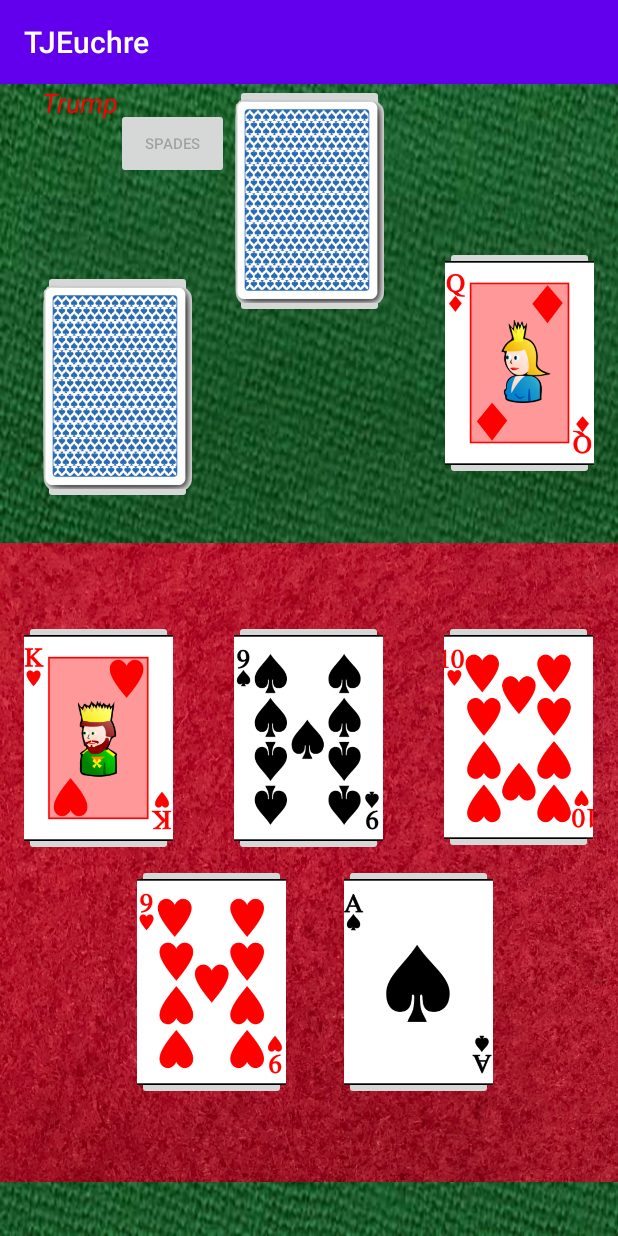
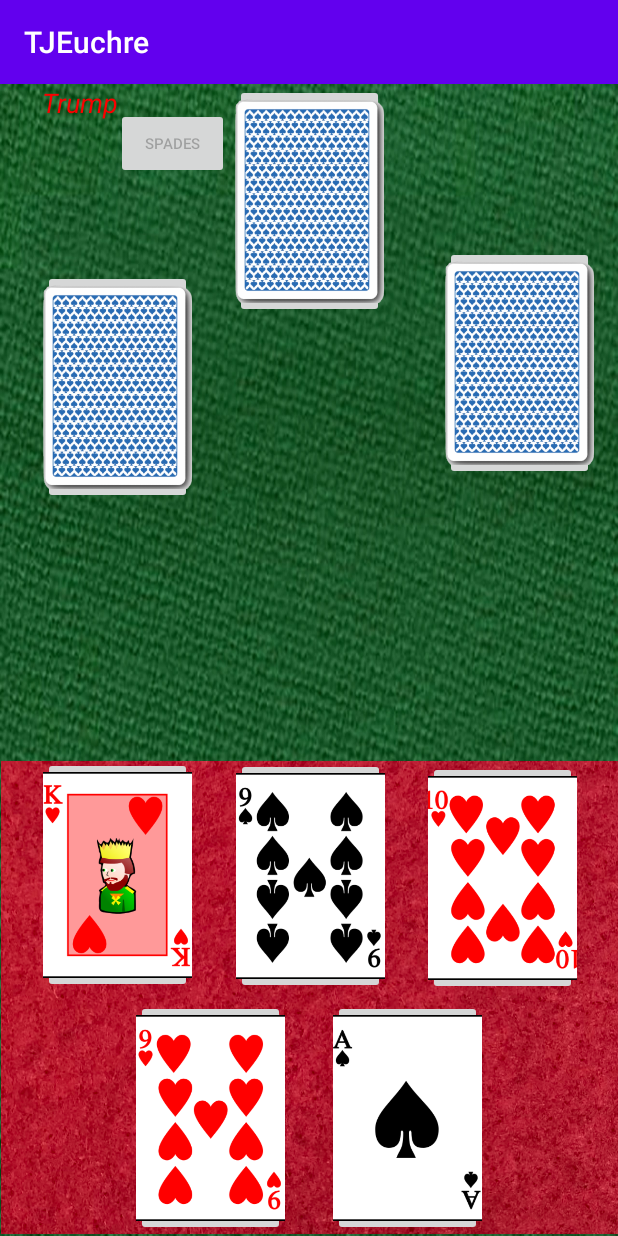
Before and after one commit to jfmurie/TJ_euchre, an Android app: the GameScreen screen opened directly, with no data from a screen before it, after a tap on "SPADES", on a phone screen of 412 x 824 dp. Run offline under Robolectric (Android 15) with nearby library versions, the phone set to English and light mode, and no system bars; Roboto replaces fonts that are not available here; 1 other tap on this screen came first.

Commit message:
game screen functionality: Fixed issues with Red felt. looks more attractive now. note that there should be a change to the actual jpg file for the red felt implemented the topcard into the UI. card now appears and disappears when it should and is an accurate representation of the top card. implemented time delay functionality into the UI, you can now see all cards played with a realistic feeling time delay Still looking to implement output TextView into the UI, I plan to accomplish this today

```diff
--- a/app/src/main/java/com/example/tjeuchre/GameScreen.java
+++ b/app/src/main/java/com/example/tjeuchre/GameScreen.java
@@ -1,8 +1,10 @@
 package com.example.tjeuchre;
 
+import android.animation.Animator;
 import android.animation.AnimatorSet;
 import android.animation.ObjectAnimator;
 import android.os.Bundle;
+import android.os.Handler;
 import android.support.v4.util.Pair;
 import android.support.v7.app.AppCompatActivity;
 import android.view.View;
@@ -32,6 +34,7 @@
     private ImageButton imageButtonOL;
     private ImageButton imageButtonOR;
     private ImageButton imageButtonOF;
+    private ImageButton imageButtonCC;
     private Button      startButton;
     private Button      trumpPassButton;
     private Button      trumpHeartsButton;
@@ -39,7 +42,7 @@
     private Button      trumpClubsButton;
     private Button      trumpSpadesButton;
 
-    long animationDuration = 300;//mili
+    long animationDuration = 300000;//mili
 
     Player[] players;
     Deck deck;
@@ -84,6 +87,7 @@
         imageButtonOL       = (ImageButton) findViewById(R.id.imageButtonOL);
         imageButtonOR       = (ImageButton) findViewById(R.id.imageButtonOR);
         imageButtonOF       = (ImageButton) findViewById(R.id.imageButtonOF);
+        imageButtonCC       = (ImageButton) findViewById(R.id.imageButtonCC);
         startButton         = findViewById(R.id.startButton);
         trumpPassButton     = findViewById(R.id.trumpPassButton);
         trumpClubsButton    = findViewById(R.id.trumpClubsButton);
@@ -95,6 +99,7 @@
         trumpPassButton.setOnClickListener(new View.OnClickListener() {
             public void onClick(View v) {
                 trumpPassButton.setVisibility(View.INVISIBLE);
+                imageButtonCC.setVisibility(View.INVISIBLE);
                 int timesAround = 0;
 
                 if(dealerIndex == 0 || topCardTurnedDown){
@@ -253,12 +258,17 @@
     }
 
     public void moveCardToMiddle(ImageButton cardButton){
-        ObjectAnimator animatorX = ObjectAnimator.ofFloat(cardButton, "x", 400f);
-        ObjectAnimator animatorY = ObjectAnimator.ofFloat(cardButton, "y", 380f);
-        animatorX.setDuration(animationDuration);
-        AnimatorSet animatorSet = new AnimatorSet();
-        animatorSet.playTogether(animatorX, animatorY);
-        animatorSet.start();
+        //currently this animation is unstable, sends cards all to different places
+        //current solution is to simply set the card to its new destination and forego the actual
+        //translation animation, as entertaining as it was
+        //ObjectAnimator animatorX = ObjectAnimator.ofFloat(cardButton, "x", 400);
+        //ObjectAnimator animatorY = ObjectAnimator.ofFloat(cardButton, "y", 380);
+        //animatorX.setDuration(animationDuration);
+        //AnimatorSet animatorSet = new AnimatorSet();
+        //animatorSet.playTogether(animatorX, animatorY);
+        //animatorSet.start();
+        cardButton.setX(400);
+        cardButton.setY(380);
     }
     public void setCardImage(ImageButton handCard, Suit suit, CardValue value){
         //Choose image to show based on player's card
@@ -368,7 +378,8 @@
         setCardImage(imageButtonTR, hand.get(2).getSuit(), hand.get(2).getValue());
         setCardImage(imageButtonBL, hand.get(3).getSuit(), hand.get(3).getValue());
         setCardImage(imageButtonBR, hand.get(4).getSuit(), hand.get(4).getValue());
-        //TODO: show topCard to user
+
+
         return topCard;
     }
 
@@ -429,6 +440,8 @@
 
     public void showCardUpSuitButton(){
         trumpPassButton.setVisibility(View.VISIBLE);
+        imageButtonCC.setVisibility(View.VISIBLE);
+        setCardImage(imageButtonCC, topCard.getSuit(), topCard.getValue());
         trumpPassButton.setEnabled(true);
 
         if(topCard.getSuit() == Suit.DIAMONDS){
@@ -478,6 +491,7 @@
         trumpHeartsButton.setVisibility(View.INVISIBLE);
         trumpSpadesButton.setVisibility(View.INVISIBLE);
         trumpPassButton.setVisibility(View.INVISIBLE);
+        imageButtonCC.setVisibility(View.INVISIBLE);
     }
     public void enableAllTrumpButtons(){
         trumpClubsButton.setEnabled(true);
@@ -554,16 +568,24 @@
         takeTurn();
     }
 
+
+
+
     public void takeTurn(){
-        //TODO: add wait periods after every AI play, about 2 - 5 seconds
+
 
         System.out.println("Player " + currentPlayerIndex + " is taking their turn.");
-        if(players[currentPlayerIndex].isAI()){
+
+        Handler h = new Handler();
+        h.postDelayed(new Runnable(){//waiting animation
+        public void run() {
+            if (players[currentPlayerIndex].isAI()) {
                 Card play = players[currentPlayerIndex].playCard(currentRound.getCurrentTrick().getPlayedCards(), currentRound.getTrump());
                 currentRound.getCurrentTrick().playerPlaysCard(play);
-
-            switch (currentPlayerIndex){
-                default:break;
+                //waitingAnimation();
+                switch (currentPlayerIndex) {
+                    default:
+                        break;
                     case 1:
                         setCardImage(imageButtonOL, play.getSuit(), play.getValue());
                         break;
@@ -577,24 +599,28 @@
 
                 //Move to next player or end trick
                 currentPlayerIndex = (currentPlayerIndex + 1) % 4;
-            if(players[currentPlayerIndex].isLead()){
+                if (players[currentPlayerIndex].isLead()) {
                     endTrick();
-            }
-            else{
+                } else {
+                    //waitingAnimation();
                     takeTurn();
                 }
-        }
-        else{
+            } else {
                 enableAllCardButtons();
                 //TODO: (optional?)
                 // If any of the player's cards are the led suit, disable all the others
                 //      else, keep all enabled that are still in hand
             }
         }
+        }, 2000);
+
+    }
 
     public void endTrick(){
-        //TODO: Show who won trick through UI and then wait for like 2-5 seconds
-
+        //TODO: Show who won trick through UI
+        Handler h = new Handler();
+        h.postDelayed(new Runnable(){//waiting animation
+            public void run() {
         //Make card played by user invisible
         if(cardTLPlayed){
             imageButtonTL.setVisibility(View.INVISIBLE);
@@ -639,6 +665,9 @@
             resetOtherImageButtons();
             startTrick();
         }
+
+            }
+        }, 2000);
     }
     public void endRound(){
         System.out.println("Round over.");
--- a/app/src/main/res/layout/activity_game_screen.xml
+++ b/app/src/main/res/layout/activity_game_screen.xml
@@ -9,11 +9,14 @@
 
     <ImageView
         android:id="@+id/imageView2"
-        android:layout_width="426dp"
-        android:layout_height="426dp"
-        android:layout_marginTop="306dp"
+        android:layout_width="413dp"
+        android:layout_height="315dp"
+        android:layout_marginBottom="1dp"
+        app:layout_constraintBottom_toBottomOf="parent"
+        app:layout_constraintEnd_toEndOf="parent"
         app:layout_constraintStart_toStartOf="parent"
         app:layout_constraintTop_toTopOf="parent"
+        app:layout_constraintVertical_bias="1.0"
         app:srcCompat="@drawable/red" />
 
     <Button
@@ -86,58 +89,63 @@
         android:layout_height="wrap_content"
         android:text="Pass"
         android:visibility="invisible"
-        app:layout_constraintBottom_toTopOf="@+id/imageView2"
-        app:layout_constraintEnd_toStartOf="@+id/imageButtonOR"
-        app:layout_constraintHorizontal_bias="0.5"
-        app:layout_constraintStart_toEndOf="@+id/imageButtonOL"
-        app:layout_constraintTop_toBottomOf="@+id/imageButtonOF" />
+        app:layout_constraintBottom_toBottomOf="parent"
+        app:layout_constraintEnd_toEndOf="parent"
+        app:layout_constraintHorizontal_bias="0.95"
+        app:layout_constraintStart_toStartOf="parent"
+        app:layout_constraintTop_toTopOf="parent"
+        app:layout_constraintVertical_bias="0.424" />
 
     <ImageButton
         android:id="@+id/imageButtonTL"
         android:layout_width="99dp"
         android:layout_height="157dp"
-        android:layout_marginStart="16dp"
-        android:layout_marginLeft="16dp"
-        android:layout_marginTop="357dp"
         android:scaleType="centerCrop"
+        app:layout_constraintBottom_toBottomOf="parent"
+        app:layout_constraintEnd_toEndOf="parent"
+        app:layout_constraintHorizontal_bias="0.092"
         app:layout_constraintStart_toStartOf="parent"
         app:layout_constraintTop_toTopOf="parent"
+        app:layout_constraintVertical_bias="0.735"
         app:srcCompat="@drawable/cardback" />
 
     <ImageButton
         android:id="@+id/imageButtonBR"
         android:layout_width="99dp"
         android:layout_height="157dp"
-        android:layout_marginStart="229dp"
-        android:layout_marginLeft="229dp"
-        android:layout_marginTop="520dp"
         android:scaleType="centerCrop"
+        app:layout_constraintBottom_toBottomOf="parent"
+        app:layout_constraintEnd_toEndOf="parent"
+        app:layout_constraintHorizontal_bias="0.711"
         app:layout_constraintStart_toStartOf="parent"
         app:layout_constraintTop_toTopOf="parent"
+        app:layout_constraintVertical_bias="1.0"
         app:srcCompat="@drawable/cardback" />
 
     <ImageButton
         android:id="@+id/imageButtonBL"
         android:layout_width="99dp"
         android:layout_height="157dp"
-        android:layout_marginStart="91dp"
-        android:layout_marginLeft="91dp"
-        android:layout_marginTop="520dp"
         android:scaleType="centerCrop"
+        app:layout_constraintBottom_toBottomOf="parent"
+        app:layout_constraintEnd_toEndOf="parent"
+        app:layout_constraintHorizontal_bias="0.291"
         app:layout_constraintStart_toStartOf="parent"
         app:layout_constraintTop_toTopOf="parent"
+        app:layout_constraintVertical_bias="1.0"
         app:srcCompat="@drawable/cardback" />
 
     <ImageButton
         android:id="@+id/imageButtonTR"
         android:layout_width="99dp"
         android:layout_height="156dp"
-        android:layout_marginStart="296dp"
-        android:layout_marginLeft="296dp"
-        android:layout_marginTop="357dp"
         android:scaleType="centerCrop"
+        app:layout_constraintBottom_toBottomOf="parent"
+        app:layout_constraintEnd_toEndOf="parent"
+        app:layout_constraintHorizontal_bias="0.913"
         app:layout_constraintStart_toStartOf="parent"
         app:layout_constraintTop_toTopOf="parent"
+        app:layout_constraintVertical_bias="0.737"
         app:srcCompat="@drawable/cardback" />
 
     <ImageButton
@@ -152,6 +160,19 @@
         app:layout_constraintStart_toStartOf="parent"
         app:layout_constraintTop_toTopOf="parent"
         app:layout_constraintVertical_bias="0.203"
+        app:srcCompat="@drawable/cardback" />
+
+    <ImageButton
+        android:id="@+id/imageButtonCC"
+        android:layout_width="99dp"
+        android:layout_height="156dp"
+        android:scaleType="centerCrop"
+        android:visibility="invisible"
+        app:layout_constraintBottom_toTopOf="@+id/imageView2"
+        app:layout_constraintEnd_toStartOf="@+id/imageButtonOR"
+        app:layout_constraintHorizontal_bias="0.5"
+        app:layout_constraintStart_toEndOf="@+id/imageButtonOL"
+        app:layout_constraintTop_toBottomOf="@+id/imageButtonOF"
         app:srcCompat="@drawable/cardback" />
 
     <ImageButton
@@ -183,12 +204,13 @@
         android:id="@+id/imageButtonTC"
         android:layout_width="99dp"
         android:layout_height="157dp"
-        android:layout_marginStart="156dp"
-        android:layout_marginLeft="156dp"
-        android:layout_marginTop="357dp"
         android:scaleType="centerCrop"
+        app:layout_constraintBottom_toBottomOf="parent"
+        app:layout_constraintEnd_toEndOf="parent"
+        app:layout_constraintHorizontal_bias="0.503"
         app:layout_constraintStart_toStartOf="parent"
         app:layout_constraintTop_toTopOf="parent"
+        app:layout_constraintVertical_bias="0.736"
         app:srcCompat="@drawable/cardback"
         tools:ignore="MissingPrefix" />
 
```
Also changed, not shown: app/src/main/res/drawable/red.jpg. Lines whose indentation alone changed are shown as unchanged.
